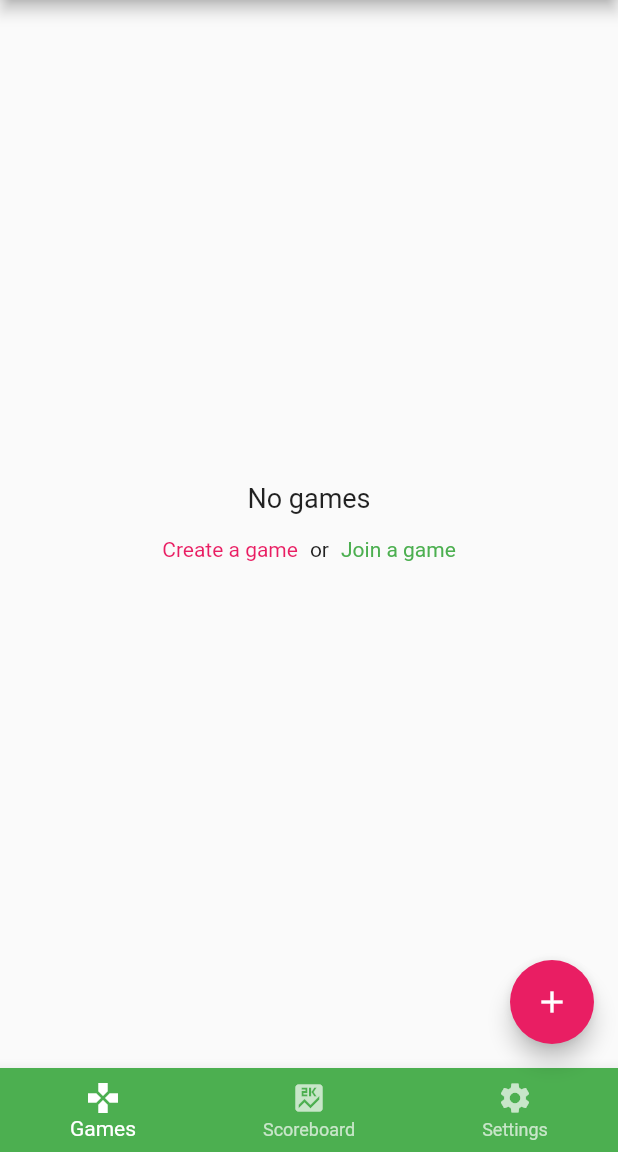
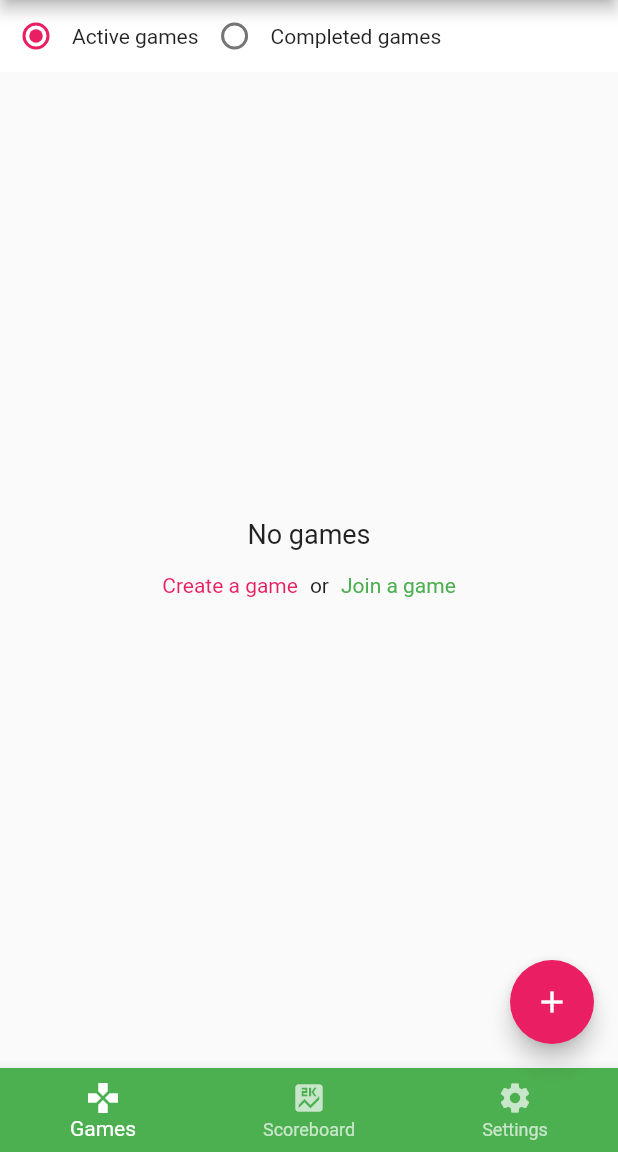
Before and after one commit to danielkerwin/thirteen_app, a Flutter app: the screen it shows once a user with an empty profile is signed in, on a phone screen of 412 x 824 dp, the part 84-1236 px from its top. Run offline on Flutter 3.47's test engine with Material 2 defaults, Android fonts, the phone set to English and light mode, and no system bars; our stand-ins replace audioplayers, cloud_firestore, cloud_functions, firebase_auth, firebase_core, flutter_riverpod and 3 more; accounts and stored records are empty.

Commit message:
feat: add game status filter

```diff
--- a/lib/constants/game.constants.dart
+++ b/lib/constants/game.constants.dart
@@ -13,6 +13,11 @@ enum GameCardSuit {
   club,
   diamond,
   heart,
+}
+
+enum GameFilters {
+  active,
+  complete,
 }
 
 extension GameCardSuitExtension on GameCardSuit {
--- a/lib/providers/database.provider.dart
+++ b/lib/providers/database.provider.dart
@@ -3,7 +3,7 @@ import 'package:flutter_riverpod/flutter_riverpod.dart';
 import '../services/database.service.dart';
 import 'auth.provider.dart';
 
-final databaseProvider = Provider.autoDispose<DatabaseService?>(
+final databaseProvider = ChangeNotifierProvider.autoDispose<DatabaseService?>(
   (ref) {
     final auth = ref.watch(authStateChangesProvider);
     if (auth.value?.uid != null) {
--- a/lib/screens/games.screen.dart
+++ b/lib/screens/games.screen.dart
@@ -6,6 +6,7 @@ import 'package:intl/intl.dart';
 import '../helpers/helpers.dart';
 import '../providers/database.provider.dart';
 import '../providers/game.provider.dart';
+import '../widgets/game/game_filter.dart';
 import 'create_game.screen.dart';
 import 'game.screen.dart';
 import '../widgets/main/loading.dart';
@@ -25,6 +26,11 @@ class GamesScreen extends ConsumerWidget {
           ? Column(
               mainAxisAlignment: MainAxisAlignment.center,
               children: [
+                const GameFilter(),
+                Expanded(
+                  child: Column(
+                    mainAxisAlignment: MainAxisAlignment.center,
+                    children: [
                       Row(
                         mainAxisAlignment: MainAxisAlignment.center,
                         children: const [
@@ -40,7 +46,8 @@ class GamesScreen extends ConsumerWidget {
                           TextButton(
                             child: Text(
                               'Create a game',
-                        style: TextStyle(color: theme.colorScheme.secondary),
+                              style:
+                                  TextStyle(color: theme.colorScheme.secondary),
                             ),
                             onPressed: () => Navigator.of(context)
                                 .pushNamed(CreateGameScreen.routeName),
@@ -48,16 +55,24 @@ class GamesScreen extends ConsumerWidget {
                           const Text('or'),
                           TextButton(
                             child: const Text('Join a game'),
-                      onPressed: () => Helpers.openJoinGameDialog(context),
+                            onPressed: () =>
+                                Helpers.openJoinGameDialog(context),
                           ),
                         ],
                       ),
                     ],
+                  ),
                 )
-          : ListView.builder(
+              ],
+            )
+          : Column(
+              children: [
+                const GameFilter(),
+                Expanded(
+                  child: ListView.builder(
                     itemCount: games.length,
-              padding:
-                  const EdgeInsets.symmetric(horizontal: 4.0, vertical: 8.0),
+                    padding: const EdgeInsets.symmetric(
+                        horizontal: 4.0, vertical: 8.0),
                     itemBuilder: (ctx, idx) {
                       final game = games[idx];
 
@@ -89,16 +104,12 @@ class GamesScreen extends ConsumerWidget {
                           child: ListTile(
                             title: Text(
                               'Game #${game.id}',
-                        style: TextStyle(
-                          color: game.isComplete ? theme.disabledColor : null,
+                              style: const TextStyle(
                                 fontWeight: FontWeight.bold,
                               ),
                             ),
                             subtitle: Text(
                               '${DateFormat.yMMMd().format(game.createdAt)} - ${game.gameStatus}',
-                        style: TextStyle(
-                          color: game.isComplete ? theme.disabledColor : null,
-                        ),
                             ),
                             trailing: game.isActive
                                 ? Text(
@@ -111,9 +122,8 @@ class GamesScreen extends ConsumerWidget {
                                     ),
                                   )
                                 : game.isComplete && game.isWinner
-                              ? Icon(
+                                    ? const Icon(
                                         FontAwesomeIcons.solidTrophyAlt,
-                                  color: theme.disabledColor,
                                         size: 25,
                                       )
                                     : null,
@@ -127,6 +137,9 @@ class GamesScreen extends ConsumerWidget {
                       );
                     },
                   ),
+                ),
+              ],
+            ),
     );
   }
 }
--- /dev/null
+++ b/lib/widgets/game/game_filter.dart
@@ -0,0 +1,52 @@
+import 'package:flutter/material.dart';
+import 'package:flutter_riverpod/flutter_riverpod.dart';
+
+import '../../constants/game.constants.dart';
+import '../../providers/database.provider.dart';
+
+class GameFilter extends ConsumerStatefulWidget {
+  const GameFilter({Key? key}) : super(key: key);
+
+  @override
+  _GameFilterState createState() => _GameFilterState();
+}
+
+class _GameFilterState extends ConsumerState<GameFilter> {
+  GameFilters? _gameFilters = GameFilters.active;
+
+  void _setFilter(GameFilters? value) {
+    ref.read(databaseProvider)!.gameFilters = value;
+  }
+
+  @override
+  void initState() {
+    super.initState();
+    _gameFilters = ref.read(databaseProvider)!.gameFilters!;
+  }
+
+  @override
+  Widget build(BuildContext context) {
+    final theme = Theme.of(context);
+    return Container(
+      decoration: BoxDecoration(
+        color: theme.cardColor,
+      ),
+      child: Row(
+        children: [
+          Radio<GameFilters>(
+            value: GameFilters.active,
+            groupValue: _gameFilters,
+            onChanged: _setFilter,
+          ),
+          const Text('Active games'),
+          Radio<GameFilters>(
+            value: GameFilters.complete,
+            groupValue: _gameFilters,
+            onChanged: _setFilter,
+          ),
+          const Text('Completed games'),
+        ],
+      ),
+    );
+  }
+}
```
Also changed, not shown: firestore.indexes.json (+10 -2 lines), lib/services/database.service.dart (+19 -2 lines). Lines whose indentation alone changed are shown as unchanged.
